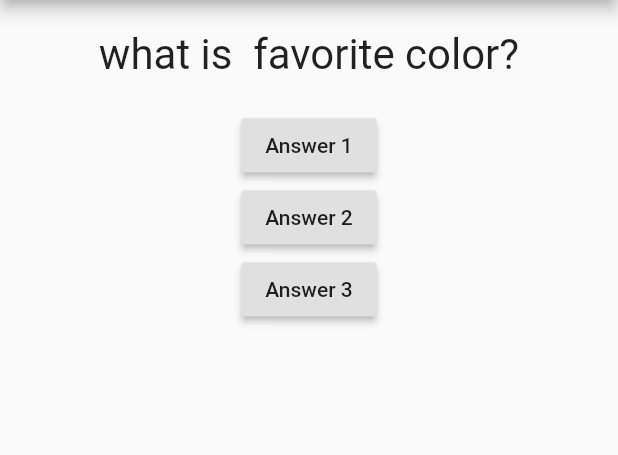
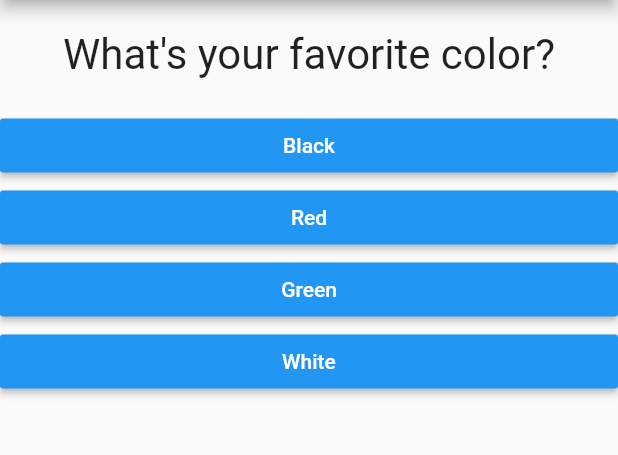
Before and after one commit to enamul95/flutter_practice, a Flutter app: the screen it shows after launch, on a phone screen of 412 x 824 dp, the part 84-539 px from its top. Run offline on Flutter 3.47's test engine with Material 2 defaults, Android fonts, the phone set to English and light mode, and no system bars.

Commit message:
update splite code

```diff
--- /dev/null
+++ b/lib/answer.dart
@@ -0,0 +1,24 @@
+import 'package:flutter/cupertino.dart';
+import 'package:flutter/material.dart';
+
+class Answer extends StatelessWidget{
+  final Function selectHandler;
+  final String answerText;
+  Answer(this.selectHandler,this.answerText);
+
+  @override
+  Widget build(BuildContext context) {
+  return Container(
+    width: double.infinity,
+    child: RaisedButton(
+      color: Colors.blue,
+      textColor: Colors.white,
+      child: Text(answerText),
+      onPressed: selectHandler,
+    ),
+  );
+  }
+
+
+
+}
--- a/lib/main.dart
+++ b/lib/main.dart
@@ -1,56 +1,68 @@
 import 'package:flutter/material.dart';
 import 'Question.dart';
+import 'answer.dart';
+
+import './quiz.dart';
+import './result.dart';
 void main() {
   runApp(MyApp());
 }
 
 
 class MyApp extends StatefulWidget{
+
   @override
   State<StatefulWidget> createState() {
    return _MyAppSate();
   }
 }
 class _MyAppSate extends State<MyApp>{
-  var _questionIndex=0;
-  void _answerQuestion(){
+
+  final _questions = const [
+    {
+      'questionText': 'What\'s your favorite color?',
+      'answers': ['Black', 'Red', 'Green', 'White'],
+    },
+    {
+      'questionText': 'What\'s your favorite animal?',
+      'answers': ['Rabbit', 'Snake', 'Elephant', 'Lion'],
+    },
+    {
+      'questionText': 'Who\'s your favorite instructor?',
+      'answers': ['Max', 'Max', 'Max', 'Max'],
+    },
+  ];
+  var _questionIndex = 0;
+
+  void _answerQuestion() {
+    // var aBool = true;
+    // aBool = false;
+
     setState(() {
-      _questionIndex = _questionIndex+1;
+      _questionIndex = _questionIndex + 1;
     });
-
     print(_questionIndex);
+    if (_questionIndex < _questions.length) {
+      print('We have more questions!');
+    } else {
+      print('No more questions!');
+    }
   }
   @override
   Widget build(BuildContext context) {
-    var question = [
-      'what is  favorite color? ',
-      'what is your favorite animal?'
-    ];
+
     return MaterialApp(
       home: Scaffold(
         appBar: AppBar(
           title: Text("My First App"),
         ),
-        body: Column(
-          children: [
-            Question(
-             question[_questionIndex],
-            ),
-            RaisedButton(child: Text("Answer 1"),
-                onPressed: _answerQuestion
-            ),
-            RaisedButton(
-              child: Text("Answer 2"),
-              onPressed: () =>  print("Answer 2"),
-            ),
-            RaisedButton(
-              child: Text("Answer 3"),
-              onPressed: (){
-                print("Answer  3");
-              },
-            ),
-          ],
-        ),
+          body: _questionIndex < _questions.length
+              ? Quiz(
+            answerQuestion: _answerQuestion,
+            questionIndex: _questionIndex,
+            questions: _questions,
+          )
+              : Result(),
       ),
     );
   }
--- /dev/null
+++ b/lib/quiz.dart
@@ -0,0 +1,30 @@
+import 'package:flutter/material.dart';
+
+import './question.dart';
+import './answer.dart';
+
+class Quiz extends StatelessWidget {
+  final List<Map<String, Object>> questions;
+  final int questionIndex;
+  final Function answerQuestion;
+
+  Quiz({
+    @required this.questions,
+    @required this.answerQuestion,
+    @required this.questionIndex,
+  });
+
+  @override
+  Widget build(BuildContext context) {
+    return Column(
+      children: [
+        Question(
+          questions[questionIndex]['questionText'],
+        ),
+        ...(questions[questionIndex]['answers'] as List<String>).map((answer) {
+          return Answer(answerQuestion, answer);
+        }).toList()
+      ],
+    );
+  }
+}
--- /dev/null
+++ b/lib/result.dart
@@ -0,0 +1,10 @@
+import 'package:flutter/material.dart';
+
+class Result extends StatelessWidget {
+  @override
+  Widget build(BuildContext context) {
+    return Center(
+      child: Text('You did it!'),
+    );
+  }
+}
```
